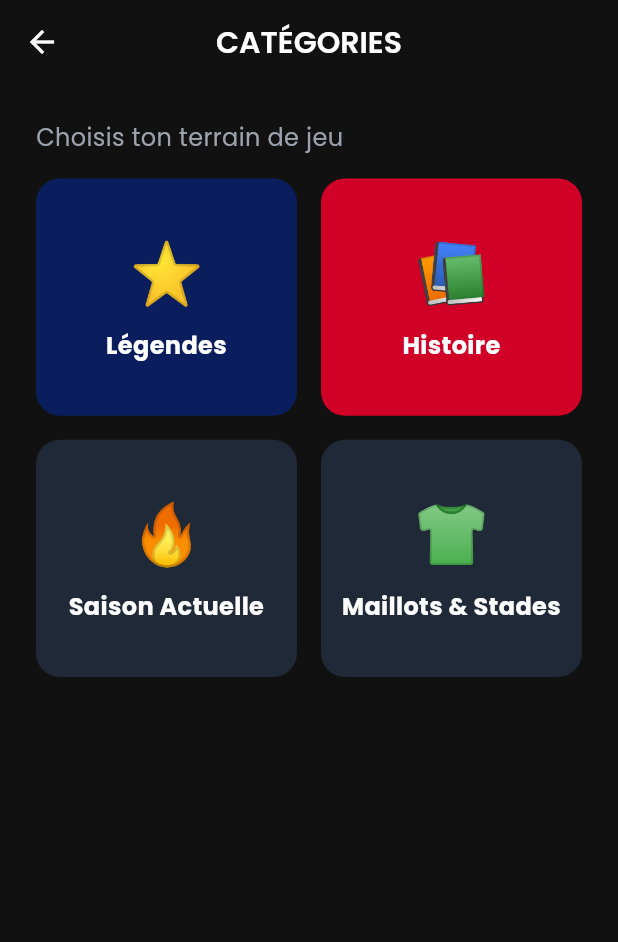
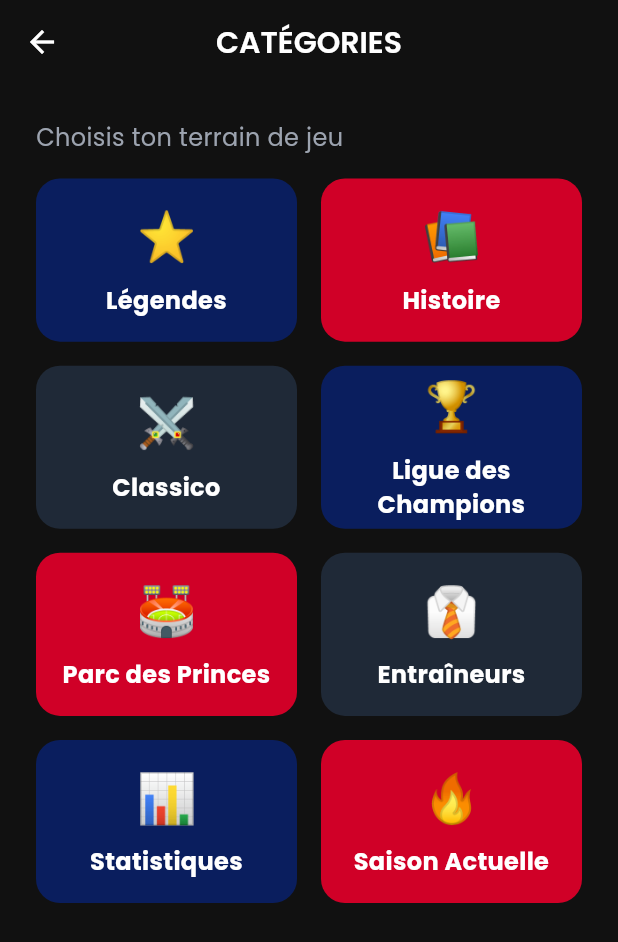
Before and after one commit to kervinDATA/psg_fan_quiz, a Flutter app: the CategoriesScreen screen opened by its route, on a phone screen of 412 x 824 dp. Shown: the top 942 px of the screen. Run offline on Flutter 3.47's test engine with Material 3 defaults, Android fonts, the phone set to English and light mode, and no system bars; our stand-ins replace cloud_firestore, firebase_auth, firebase_core, firebase_crashlytics, flutter_animate, flutter_riverpod and 2 more; accounts and stored records are empty.

Commit message:
feat: add automated firestore script and refine categories UI

```diff
--- a/lib/features/categories/presentation/screens/categories_screen.dart
+++ b/lib/features/categories/presentation/screens/categories_screen.dart
@@ -15,8 +15,12 @@
     final categories = [
       {'title': 'Légendes', 'icon': '⭐', 'color': AppColors.bleuPSG},
       {'title': 'Histoire', 'icon': '📚', 'color': AppColors.rougePSG},
-      {'title': 'Saison Actuelle', 'icon': '🔥', 'color': AppColors.grisFonce},
-      {'title': 'Maillots & Stades', 'icon': '👕', 'color': AppColors.grisFonce},
+      {'title': 'Classico', 'icon': '⚔️', 'color': AppColors.grisFonce},
+      {'title': 'Ligue des Champions', 'icon': '🏆', 'color': AppColors.bleuPSG},
+      {'title': 'Parc des Princes', 'icon': '🏟️', 'color': AppColors.rougePSG},
+      {'title': 'Entraîneurs', 'icon': '👔', 'color': AppColors.grisFonce},
+      {'title': 'Statistiques', 'icon': '📊', 'color': AppColors.bleuPSG},
+      {'title': 'Saison Actuelle', 'icon': '🔥', 'color': AppColors.rougePSG},
     ];
 
     return Scaffold(
@@ -49,7 +53,7 @@
                   crossAxisCount: 2,
                   crossAxisSpacing: 16,
                   mainAxisSpacing: 16,
-                  childAspectRatio: 1.1,
+                  childAspectRatio: 1.6,
                 ),
                 itemCount: categories.length,
                 itemBuilder: (context, index) {
@@ -70,7 +74,7 @@
                         child: Column(
                           mainAxisAlignment: MainAxisAlignment.center,
                           children: [
-                            Text(cat['icon'] as String, style: const TextStyle(fontSize: 40)),
+                            Text(cat['icon'] as String, style: const TextStyle(fontSize: 32)),
                             AppSpacing.h8,
                             Text(
                               cat['title'] as String,
```
Also changed, not shown: 2 other files.
